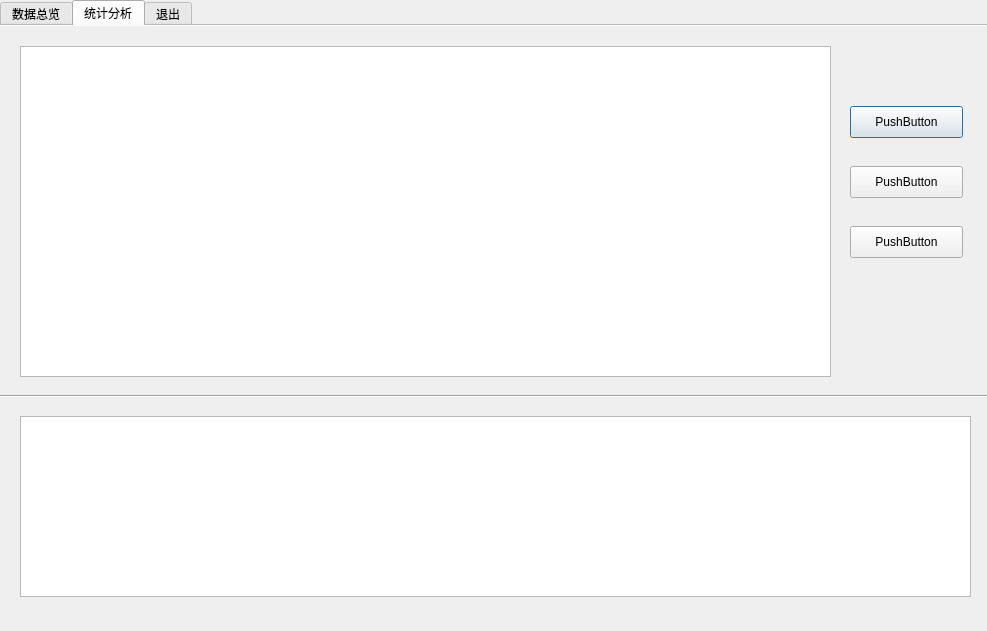
First picture: the form in pkt_proc.ui, repository Clyysone/Network_Analysis_Software, before the edit.
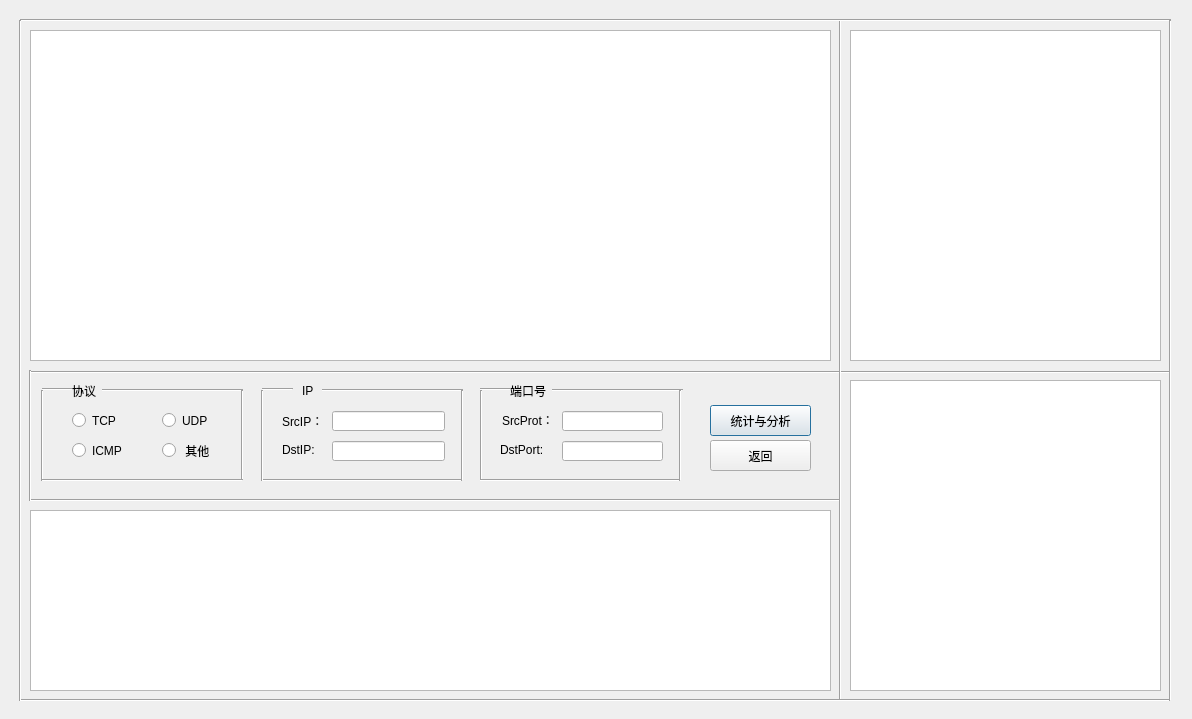
Second picture: the form after the edit. The open tabs and pages were chosen to show the change.

```diff
--- a/pkt_proc.ui
+++ b/pkt_proc.ui
@@ -6,8 +6,8 @@
    <rect>
     <x>0</x>
     <y>0</y>
-    <width>987</width>
-    <height>631</height>
+    <width>1192</width>
+    <height>719</height>
    </rect>
   </property>
   <property name="windowTitle">
@@ -16,224 +16,553 @@
   <property name="styleSheet">
    <string notr="true"/>
   </property>
-  <widget class="QTabWidget" name="tabWidget">
+  <widget class="QTableView" name="contentTable">
    <property name="geometry">
     <rect>
-     <x>0</x>
-     <y>0</y>
-     <width>991</width>
-     <height>621</height>
+     <x>30</x>
+     <y>510</y>
+     <width>801</width>
+     <height>181</height>
     </rect>
    </property>
-   <property name="styleSheet">
-    <string notr="true"/>
+  </widget>
+  <widget class="Line" name="line">
+   <property name="geometry">
+    <rect>
+     <x>30</x>
+     <y>480</y>
+     <width>811</width>
+     <height>41</height>
+    </rect>
    </property>
-   <property name="tabPosition">
-    <enum>QTabWidget::North</enum>
+   <property name="orientation">
+    <enum>Qt::Horizontal</enum>
    </property>
-   <property name="currentIndex">
-    <number>0</number>
+  </widget>
+  <widget class="Line" name="line_8">
+   <property name="geometry">
+    <rect>
+     <x>32</x>
+     <y>390</y>
+     <width>21</width>
+     <height>91</height>
+    </rect>
    </property>
-   <property name="iconSize">
-    <size>
-     <width>16</width>
-     <height>16</height>
-    </size>
+   <property name="orientation">
+    <enum>Qt::Vertical</enum>
    </property>
-   <property name="elideMode">
-    <enum>Qt::ElideRight</enum>
+  </widget>
+  <widget class="Line" name="line_28">
+   <property name="geometry">
+    <rect>
+     <x>466</x>
+     <y>390</y>
+     <width>31</width>
+     <height>91</height>
+    </rect>
    </property>
-   <property name="usesScrollButtons">
-    <bool>false</bool>
+   <property name="orientation">
+    <enum>Qt::Vertical</enum>
    </property>
-   <property name="documentMode">
-    <bool>true</bool>
+  </widget>
+  <widget class="Line" name="line_11">
+   <property name="geometry">
+    <rect>
+     <x>42</x>
+     <y>379</y>
+     <width>31</width>
+     <height>21</height>
+    </rect>
    </property>
-   <property name="tabsClosable">
-    <bool>false</bool>
+   <property name="orientation">
+    <enum>Qt::Horizontal</enum>
    </property>
-   <property name="movable">
-    <bool>false</bool>
+  </widget>
+  <widget class="QLineEdit" name="dst_ip_input">
+   <property name="geometry">
+    <rect>
+     <x>332</x>
+     <y>441</y>
+     <width>113</width>
+     <height>20</height>
+    </rect>
    </property>
-   <property name="tabBarAutoHide">
-    <bool>false</bool>
+  </widget>
+  <widget class="Line" name="line_31">
+   <property name="geometry">
+    <rect>
+     <x>480</x>
+     <y>460</y>
+     <width>201</width>
+     <height>41</height>
+    </rect>
    </property>
-   <widget class="QWidget" name="tab_1">
-    <attribute name="title">
-     <string>数据总览</string>
-    </attribute>
-    <widget class="QTableView" name="overviewTable">
-     <property name="geometry">
-      <rect>
-       <x>20</x>
-       <y>20</y>
-       <width>631</width>
-       <height>331</height>
-      </rect>
-     </property>
-    </widget>
-    <widget class="QTextBrowser" name="headerTable">
-     <property name="geometry">
-      <rect>
-       <x>680</x>
-       <y>20</y>
-       <width>291</width>
-       <height>331</height>
-      </rect>
-     </property>
-    </widget>
-    <widget class="Line" name="line">
-     <property name="geometry">
-      <rect>
-       <x>0</x>
-       <y>360</y>
-       <width>991</width>
-       <height>21</height>
-      </rect>
-     </property>
-     <property name="orientation">
-      <enum>Qt::Horizontal</enum>
-     </property>
-    </widget>
-    <widget class="Line" name="line_2">
-     <property name="geometry">
-      <rect>
-       <x>643</x>
-       <y>0</y>
-       <width>41</width>
-       <height>371</height>
-      </rect>
-     </property>
-     <property name="orientation">
-      <enum>Qt::Vertical</enum>
-     </property>
-    </widget>
-    <widget class="QTableView" name="contentTable">
-     <property name="geometry">
-      <rect>
-       <x>20</x>
-       <y>390</y>
-       <width>951</width>
-       <height>181</height>
-      </rect>
-     </property>
-    </widget>
-   </widget>
-   <widget class="QWidget" name="tab_2">
-    <attribute name="title">
-     <string>统计分析</string>
-    </attribute>
-    <widget class="QGraphicsView" name="graphicsView">
-     <property name="geometry">
-      <rect>
-       <x>20</x>
-       <y>390</y>
-       <width>951</width>
-       <height>181</height>
-      </rect>
-     </property>
-    </widget>
-    <widget class="QGraphicsView" name="graphicsView_2">
-     <property name="geometry">
-      <rect>
-       <x>20</x>
-       <y>20</y>
-       <width>811</width>
-       <height>331</height>
-      </rect>
-     </property>
-    </widget>
-    <widget class="QPushButton" name="pushButton">
-     <property name="geometry">
-      <rect>
-       <x>850</x>
-       <y>80</y>
-       <width>113</width>
-       <height>32</height>
-      </rect>
-     </property>
-     <property name="text">
-      <string>PushButton</string>
-     </property>
-    </widget>
-    <widget class="QPushButton" name="pushButton_2">
-     <property name="geometry">
-      <rect>
-       <x>850</x>
-       <y>140</y>
-       <width>113</width>
-       <height>32</height>
-      </rect>
-     </property>
-     <property name="text">
-      <string>PushButton</string>
-     </property>
-    </widget>
-    <widget class="QPushButton" name="pushButton_3">
-     <property name="geometry">
-      <rect>
-       <x>850</x>
-       <y>200</y>
-       <width>113</width>
-       <height>32</height>
-      </rect>
-     </property>
-     <property name="text">
-      <string>PushButton</string>
-     </property>
-    </widget>
-    <widget class="Line" name="line_3">
-     <property name="geometry">
-      <rect>
-       <x>0</x>
-       <y>360</y>
-       <width>991</width>
-       <height>21</height>
-      </rect>
-     </property>
-     <property name="orientation">
-      <enum>Qt::Horizontal</enum>
-     </property>
-    </widget>
-   </widget>
-   <widget class="QWidget" name="tab_3">
-    <attribute name="title">
-     <string>退出</string>
-    </attribute>
-    <widget class="QTextBrowser" name="textBrowser_3">
-     <property name="geometry">
-      <rect>
-       <x>0</x>
-       <y>0</y>
-       <width>991</width>
-       <height>611</height>
-      </rect>
-     </property>
-     <property name="html">
-      <string>&lt;!DOCTYPE HTML PUBLIC &quot;-//W3C//DTD HTML 4.0//EN&quot; &quot;http://www.w3.org/TR/REC-html40/strict.dtd&quot;&gt;
-&lt;html&gt;&lt;head&gt;&lt;meta name=&quot;qrichtext&quot; content=&quot;1&quot; /&gt;&lt;style type=&quot;text/css&quot;&gt;
-p, li { white-space: pre-wrap; }
-&lt;/style&gt;&lt;/head&gt;&lt;body style=&quot; font-family:'.SF NS Text'; font-size:13pt; font-weight:400; font-style:normal;&quot;&gt;
-&lt;p align=&quot;center&quot; style=&quot;-qt-paragraph-type:empty; margin-top:0px; margin-bottom:0px; margin-left:0px; margin-right:0px; -qt-block-indent:0; text-indent:0px;&quot;&gt;&lt;br /&gt;&lt;/p&gt;
-&lt;p align=&quot;center&quot; style=&quot;-qt-paragraph-type:empty; margin-top:0px; margin-bottom:0px; margin-left:0px; margin-right:0px; -qt-block-indent:0; text-indent:0px;&quot;&gt;&lt;br /&gt;&lt;/p&gt;
-&lt;p align=&quot;center&quot; style=&quot;-qt-paragraph-type:empty; margin-top:0px; margin-bottom:0px; margin-left:0px; margin-right:0px; -qt-block-indent:0; text-indent:0px;&quot;&gt;&lt;br /&gt;&lt;/p&gt;
-&lt;p align=&quot;center&quot; style=&quot;-qt-paragraph-type:empty; margin-top:0px; margin-bottom:0px; margin-left:0px; margin-right:0px; -qt-block-indent:0; text-indent:0px;&quot;&gt;&lt;br /&gt;&lt;/p&gt;
-&lt;p align=&quot;center&quot; style=&quot;-qt-paragraph-type:empty; margin-top:0px; margin-bottom:0px; margin-left:0px; margin-right:0px; -qt-block-indent:0; text-indent:0px;&quot;&gt;&lt;br /&gt;&lt;/p&gt;
-&lt;p align=&quot;center&quot; style=&quot;-qt-paragraph-type:empty; margin-top:0px; margin-bottom:0px; margin-left:0px; margin-right:0px; -qt-block-indent:0; text-indent:0px;&quot;&gt;&lt;br /&gt;&lt;/p&gt;
-&lt;p align=&quot;center&quot; style=&quot;-qt-paragraph-type:empty; margin-top:0px; margin-bottom:0px; margin-left:0px; margin-right:0px; -qt-block-indent:0; text-indent:0px;&quot;&gt;&lt;br /&gt;&lt;/p&gt;
-&lt;p align=&quot;center&quot; style=&quot;-qt-paragraph-type:empty; margin-top:0px; margin-bottom:0px; margin-left:0px; margin-right:0px; -qt-block-indent:0; text-indent:0px;&quot;&gt;&lt;br /&gt;&lt;/p&gt;
-&lt;p align=&quot;center&quot; style=&quot;-qt-paragraph-type:empty; margin-top:0px; margin-bottom:0px; margin-left:0px; margin-right:0px; -qt-block-indent:0; text-indent:0px;&quot;&gt;&lt;br /&gt;&lt;/p&gt;
-&lt;p align=&quot;center&quot; style=&quot;-qt-paragraph-type:empty; margin-top:0px; margin-bottom:0px; margin-left:0px; margin-right:0px; -qt-block-indent:0; text-indent:0px;&quot;&gt;&lt;br /&gt;&lt;/p&gt;
-&lt;p align=&quot;center&quot; style=&quot;-qt-paragraph-type:empty; margin-top:0px; margin-bottom:0px; margin-left:0px; margin-right:0px; -qt-block-indent:0; text-indent:0px;&quot;&gt;&lt;br /&gt;&lt;/p&gt;
-&lt;p align=&quot;center&quot; style=&quot;-qt-paragraph-type:empty; margin-top:0px; margin-bottom:0px; margin-left:0px; margin-right:0px; -qt-block-indent:0; text-indent:0px;&quot;&gt;&lt;br /&gt;&lt;/p&gt;
-&lt;p align=&quot;center&quot; style=&quot;-qt-paragraph-type:empty; margin-top:0px; margin-bottom:0px; margin-left:0px; margin-right:0px; -qt-block-indent:0; text-indent:0px;&quot;&gt;&lt;br /&gt;&lt;/p&gt;
-&lt;p align=&quot;center&quot; style=&quot;-qt-paragraph-type:empty; margin-top:0px; margin-bottom:0px; margin-left:0px; margin-right:0px; -qt-block-indent:0; text-indent:0px;&quot;&gt;&lt;br /&gt;&lt;/p&gt;
-&lt;p align=&quot;center&quot; style=&quot;-qt-paragraph-type:empty; margin-top:0px; margin-bottom:0px; margin-left:0px; margin-right:0px; -qt-block-indent:0; text-indent:0px;&quot;&gt;&lt;br /&gt;&lt;/p&gt;
-&lt;p align=&quot;center&quot; style=&quot;-qt-paragraph-type:empty; margin-top:0px; margin-bottom:0px; margin-left:0px; margin-right:0px; -qt-block-indent:0; text-indent:0px;&quot;&gt;&lt;br /&gt;&lt;/p&gt;
-&lt;p align=&quot;center&quot; style=&quot; margin-top:0px; margin-bottom:0px; margin-left:0px; margin-right:0px; -qt-block-indent:0; text-indent:0px;&quot;&gt;&lt;span style=&quot; font-size:36pt; font-weight:600;&quot;&gt;嘿嘿，点错了吧～&lt;/span&gt;&lt;/p&gt;&lt;/body&gt;&lt;/html&gt;</string>
-     </property>
-    </widget>
-   </widget>
+   <property name="orientation">
+    <enum>Qt::Horizontal</enum>
+   </property>
+  </widget>
+  <widget class="QLabel" name="label_8">
+   <property name="geometry">
+    <rect>
+     <x>500</x>
+     <y>440</y>
+     <width>51</width>
+     <height>20</height>
+    </rect>
+   </property>
+   <property name="text">
+    <string>DstPort:</string>
+   </property>
+  </widget>
+  <widget class="QLabel" name="label_4">
+   <property name="geometry">
+    <rect>
+     <x>510</x>
+     <y>380</y>
+     <width>41</width>
+     <height>21</height>
+    </rect>
+   </property>
+   <property name="text">
+    <string>端口号</string>
+   </property>
+  </widget>
+  <widget class="QLabel" name="label_7">
+   <property name="geometry">
+    <rect>
+     <x>502</x>
+     <y>410</y>
+     <width>51</width>
+     <height>20</height>
+    </rect>
+   </property>
+   <property name="text">
+    <string>SrcProt： </string>
+   </property>
+  </widget>
+  <widget class="Line" name="line_25">
+   <property name="geometry">
+    <rect>
+     <x>262</x>
+     <y>379</y>
+     <width>31</width>
+     <height>21</height>
+    </rect>
+   </property>
+   <property name="orientation">
+    <enum>Qt::Horizontal</enum>
+   </property>
+  </widget>
+  <widget class="QTextBrowser" name="headerTable">
+   <property name="geometry">
+    <rect>
+     <x>850</x>
+     <y>30</y>
+     <width>311</width>
+     <height>331</height>
+    </rect>
+   </property>
+  </widget>
+  <widget class="QRadioButton" name="udp_op">
+   <property name="geometry">
+    <rect>
+     <x>162</x>
+     <y>410</y>
+     <width>61</width>
+     <height>21</height>
+    </rect>
+   </property>
+   <property name="text">
+    <string>UDP</string>
+   </property>
+  </widget>
+  <widget class="QLabel" name="label_3">
+   <property name="geometry">
+    <rect>
+     <x>302</x>
+     <y>380</y>
+     <width>21</width>
+     <height>21</height>
+    </rect>
+   </property>
+   <property name="text">
+    <string>IP</string>
+   </property>
+  </widget>
+  <widget class="QTableView" name="tableView">
+   <property name="geometry">
+    <rect>
+     <x>850</x>
+     <y>380</y>
+     <width>311</width>
+     <height>311</height>
+    </rect>
+   </property>
+  </widget>
+  <widget class="Line" name="line_29">
+   <property name="geometry">
+    <rect>
+     <x>552</x>
+     <y>380</y>
+     <width>131</width>
+     <height>21</height>
+    </rect>
+   </property>
+   <property name="orientation">
+    <enum>Qt::Horizontal</enum>
+   </property>
+  </widget>
+  <widget class="Line" name="line_4">
+   <property name="geometry">
+    <rect>
+     <x>30</x>
+     <y>357</y>
+     <width>1141</width>
+     <height>31</height>
+    </rect>
+   </property>
+   <property name="orientation">
+    <enum>Qt::Horizontal</enum>
+   </property>
+  </widget>
+  <widget class="QRadioButton" name="other_op">
+   <property name="geometry">
+    <rect>
+     <x>162</x>
+     <y>440</y>
+     <width>61</width>
+     <height>21</height>
+    </rect>
+   </property>
+   <property name="text">
+    <string> 其他</string>
+   </property>
+  </widget>
+  <widget class="QTableView" name="overviewTable">
+   <property name="geometry">
+    <rect>
+     <x>30</x>
+     <y>30</y>
+     <width>801</width>
+     <height>331</height>
+    </rect>
+   </property>
+  </widget>
+  <widget class="Line" name="line_24">
+   <property name="geometry">
+    <rect>
+     <x>322</x>
+     <y>380</y>
+     <width>141</width>
+     <height>21</height>
+    </rect>
+   </property>
+   <property name="orientation">
+    <enum>Qt::Horizontal</enum>
+   </property>
+  </widget>
+  <widget class="Line" name="line_6">
+   <property name="geometry">
+    <rect>
+     <x>102</x>
+     <y>380</y>
+     <width>141</width>
+     <height>21</height>
+    </rect>
+   </property>
+   <property name="orientation">
+    <enum>Qt::Horizontal</enum>
+   </property>
+  </widget>
+  <widget class="Line" name="line_5">
+   <property name="geometry">
+    <rect>
+     <x>20</x>
+     <y>370</y>
+     <width>20</width>
+     <height>131</height>
+    </rect>
+   </property>
+   <property name="orientation">
+    <enum>Qt::Vertical</enum>
+   </property>
+  </widget>
+  <widget class="Line" name="line_9">
+   <property name="geometry">
+    <rect>
+     <x>232</x>
+     <y>390</y>
+     <width>21</width>
+     <height>91</height>
+    </rect>
+   </property>
+   <property name="orientation">
+    <enum>Qt::Vertical</enum>
+   </property>
+  </widget>
+  <widget class="Line" name="line_26">
+   <property name="geometry">
+    <rect>
+     <x>262</x>
+     <y>460</y>
+     <width>201</width>
+     <height>41</height>
+    </rect>
+   </property>
+   <property name="orientation">
+    <enum>Qt::Horizontal</enum>
+   </property>
+  </widget>
+  <widget class="QRadioButton" name="tcp_op">
+   <property name="geometry">
+    <rect>
+     <x>72</x>
+     <y>410</y>
+     <width>61</width>
+     <height>21</height>
+    </rect>
+   </property>
+   <property name="text">
+    <string>TCP</string>
+   </property>
+  </widget>
+  <widget class="Line" name="line_27">
+   <property name="geometry">
+    <rect>
+     <x>452</x>
+     <y>390</y>
+     <width>21</width>
+     <height>91</height>
+    </rect>
+   </property>
+   <property name="orientation">
+    <enum>Qt::Vertical</enum>
+   </property>
+  </widget>
+  <widget class="QLineEdit" name="dst_ip_input_2">
+   <property name="geometry">
+    <rect>
+     <x>562</x>
+     <y>441</y>
+     <width>101</width>
+     <height>20</height>
+    </rect>
+   </property>
+  </widget>
+  <widget class="QLabel" name="label_5">
+   <property name="geometry">
+    <rect>
+     <x>282</x>
+     <y>411</y>
+     <width>41</width>
+     <height>20</height>
+    </rect>
+   </property>
+   <property name="text">
+    <string>SrcIP： </string>
+   </property>
+  </widget>
+  <widget class="Line" name="line_30">
+   <property name="geometry">
+    <rect>
+     <x>480</x>
+     <y>379</y>
+     <width>31</width>
+     <height>21</height>
+    </rect>
+   </property>
+   <property name="orientation">
+    <enum>Qt::Horizontal</enum>
+   </property>
+  </widget>
+  <widget class="QLineEdit" name="src_ip_input">
+   <property name="geometry">
+    <rect>
+     <x>332</x>
+     <y>411</y>
+     <width>113</width>
+     <height>20</height>
+    </rect>
+   </property>
+  </widget>
+  <widget class="QPushButton" name="statistics_btn">
+   <property name="geometry">
+    <rect>
+     <x>710</x>
+     <y>405</y>
+     <width>101</width>
+     <height>31</height>
+    </rect>
+   </property>
+   <property name="text">
+    <string>统计与分析</string>
+   </property>
+  </widget>
+  <widget class="QLabel" name="label">
+   <property name="geometry">
+    <rect>
+     <x>72</x>
+     <y>380</y>
+     <width>31</width>
+     <height>21</height>
+    </rect>
+   </property>
+   <property name="text">
+    <string>协议</string>
+   </property>
+  </widget>
+  <widget class="QLineEdit" name="src_port_input">
+   <property name="geometry">
+    <rect>
+     <x>562</x>
+     <y>411</y>
+     <width>101</width>
+     <height>20</height>
+    </rect>
+   </property>
+  </widget>
+  <widget class="Line" name="line_32">
+   <property name="geometry">
+    <rect>
+     <x>670</x>
+     <y>390</y>
+     <width>21</width>
+     <height>91</height>
+    </rect>
+   </property>
+   <property name="orientation">
+    <enum>Qt::Vertical</enum>
+   </property>
+  </widget>
+  <widget class="QPushButton" name="back_btn">
+   <property name="geometry">
+    <rect>
+     <x>710</x>
+     <y>440</y>
+     <width>101</width>
+     <height>31</height>
+    </rect>
+   </property>
+   <property name="text">
+    <string>返回</string>
+   </property>
+  </widget>
+  <widget class="QRadioButton" name="icmp_op">
+   <property name="geometry">
+    <rect>
+     <x>72</x>
+     <y>440</y>
+     <width>61</width>
+     <height>21</height>
+    </rect>
+   </property>
+   <property name="text">
+    <string>ICMP</string>
+   </property>
+  </widget>
+  <widget class="Line" name="line_7">
+   <property name="geometry">
+    <rect>
+     <x>42</x>
+     <y>470</y>
+     <width>201</width>
+     <height>21</height>
+    </rect>
+   </property>
+   <property name="orientation">
+    <enum>Qt::Horizontal</enum>
+   </property>
+  </widget>
+  <widget class="QLabel" name="label_6">
+   <property name="geometry">
+    <rect>
+     <x>282</x>
+     <y>440</y>
+     <width>41</width>
+     <height>20</height>
+    </rect>
+   </property>
+   <property name="text">
+    <string>DstIP:</string>
+   </property>
+  </widget>
+  <widget class="Line" name="line_2">
+   <property name="geometry">
+    <rect>
+     <x>830</x>
+     <y>20</y>
+     <width>21</width>
+     <height>681</height>
+    </rect>
+   </property>
+   <property name="orientation">
+    <enum>Qt::Vertical</enum>
+   </property>
+  </widget>
+  <widget class="Line" name="line_23">
+   <property name="geometry">
+    <rect>
+     <x>252</x>
+     <y>390</y>
+     <width>21</width>
+     <height>91</height>
+    </rect>
+   </property>
+   <property name="orientation">
+    <enum>Qt::Vertical</enum>
+   </property>
+  </widget>
+  <widget class="Line" name="line_10">
+   <property name="geometry">
+    <rect>
+     <x>20</x>
+     <y>690</y>
+     <width>1151</width>
+     <height>21</height>
+    </rect>
+   </property>
+   <property name="orientation">
+    <enum>Qt::Horizontal</enum>
+   </property>
+  </widget>
+  <widget class="Line" name="line_12">
+   <property name="geometry">
+    <rect>
+     <x>20</x>
+     <y>10</y>
+     <width>1151</width>
+     <height>21</height>
+    </rect>
+   </property>
+   <property name="orientation">
+    <enum>Qt::Horizontal</enum>
+   </property>
+  </widget>
+  <widget class="Line" name="line_3">
+   <property name="geometry">
+    <rect>
+     <x>10</x>
+     <y>20</y>
+     <width>20</width>
+     <height>681</height>
+    </rect>
+   </property>
+   <property name="orientation">
+    <enum>Qt::Vertical</enum>
+   </property>
+  </widget>
+  <widget class="Line" name="line_13">
+   <property name="geometry">
+    <rect>
+     <x>1160</x>
+     <y>20</y>
+     <width>21</width>
+     <height>681</height>
+    </rect>
+   </property>
+   <property name="orientation">
+    <enum>Qt::Vertical</enum>
+   </property>
   </widget>
  </widget>
  <resources/>
```
